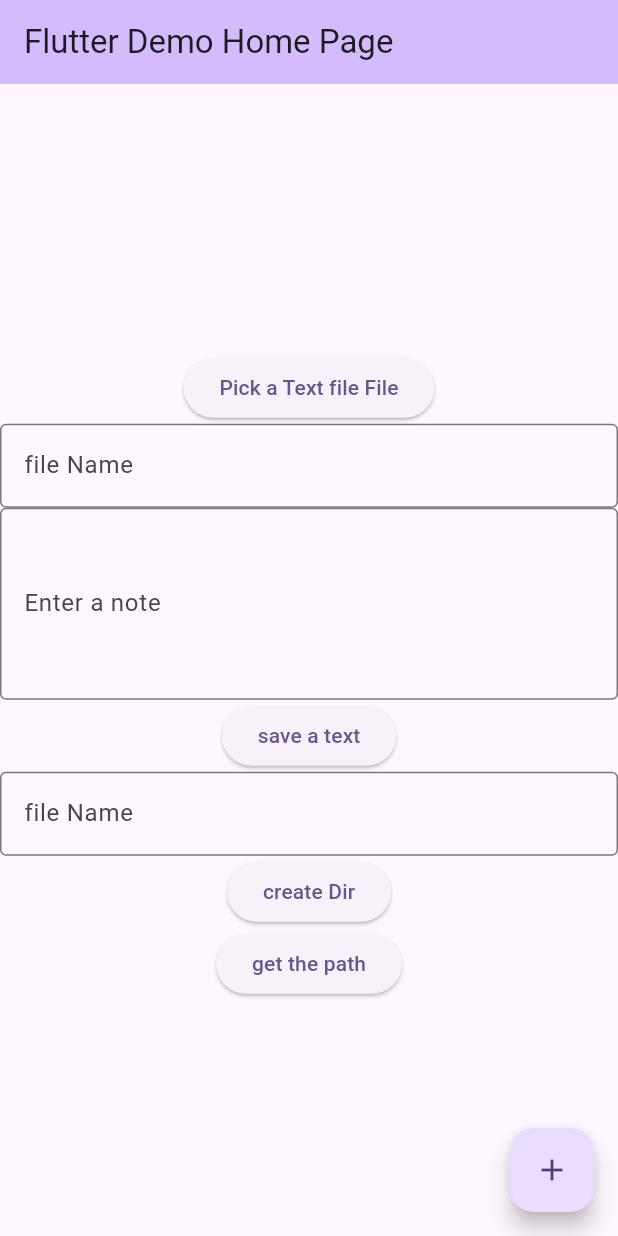
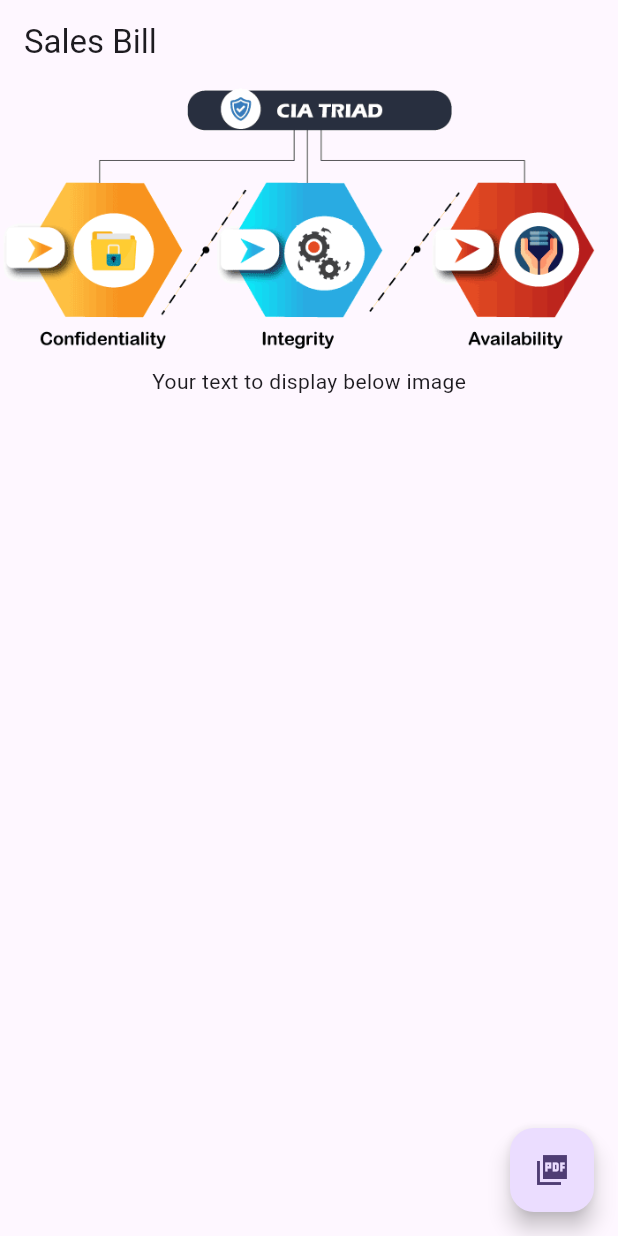
Before and after one commit to malkthere/WorkingWithPDF, a Flutter app: the screen it shows after launch, on a phone screen of 412 x 824 dp. Run offline on Flutter 3.47's test engine with Material 3 defaults, Android fonts, the phone set to English and light mode, and no system bars; our stand-ins replace file_picker, pdf, permission_handler, printing.

Commit message:
creating pdf file

```diff
--- a/lib/main.dart
+++ b/lib/main.dart
@@ -1,6 +1,7 @@
 import 'dart:io';
 
-import 'package:filemanagment/textfiles.dart';
+import 'package:filemanagment/PdfPreviewPage.dart';
+import 'package:filemanagment/pdfiles.dart';
 import 'package:flutter/material.dart';
 import 'package:file_picker/file_picker.dart';
 import 'package:flutter/foundation.dart';
@@ -45,122 +46,27 @@ class _MyHomePageState extends State<MyHomePage> {
   int _counter = 0;
   Textfiles fileobj = Textfiles();
 
-late String initialfilecontaint="";
-    late Future<String> filecontaint;
 
-    TextEditingController newnote=TextEditingController();
-    TextEditingController filename=TextEditingController();
-    TextEditingController dirName=TextEditingController();
-
+  String text = "Your text to display below image";
 
   @override
   Widget build(BuildContext context) {
-      File? file;
-      FilePickerResult? result;
-
     return Scaffold(
-        appBar: AppBar(
-
-          backgroundColor: Theme.of(context).colorScheme.inversePrimary,
-
-          title: Text(widget.title),
-        ),
-        body: Center(
-          child: Column(mainAxisAlignment: MainAxisAlignment.center, children: [
-            Text(x),
-            ElevatedButton(
-              onPressed: () async {
-                  // x=filecontaint as String;
-
-                try {
-                  result = await FilePicker.platform.pickFiles();
-                  if (result != null) {
-                  if (!kIsWeb) {
-                    file = File(result!.files.single.path!);
-                    filecontaint = (await fileobj.readTextFile2(file)) as Future<String>;
-                     //initialfilecontaint=filecontaint;
-                   // x='${filecontaint}'.toString();
-
-
-                    }
-
-                  } else {
-                    print("user cancled the picker");
-                    // User canceled the picker
-                  }
-
-                } catch (_) {}
-                super.setState(()  {
-
-                });
-                },
-              child: const Text('Pick a Text file File'),
-            ),
-
-            TextField(
-              controller: filename,
-              decoration: InputDecoration(
-                border: OutlineInputBorder(),
-                labelText: 'file Name',
-                hintText: 'Enter the a file to name to save the note to ',
-              ),
-            ),
-            TextField(
-              controller: newnote,
-              maxLines: 4,
-              decoration: InputDecoration(
-                border: OutlineInputBorder(),
-                labelText: 'Enter a note',
-                hintText: 'Enter your Note overe here',
-              ),
-            ),
-            ElevatedButton(
-              onPressed: () async {
-
-                fileobj.saveTextFile(filename.text, newnote.text);
-                setState(() {
-                  x=newnote.text;
-                  newnote.text="";
-                  filename.text="";
-
-
-                });
-              },
-              child: const Text('save a text'),
-            ),
-            TextField(
-              controller: dirName,
-              decoration: InputDecoration(
-                border: OutlineInputBorder(),
-                labelText: 'file Name',
-                hintText: 'Enter the a file to name to save the note to ',
-              ),
-            ),
-            ElevatedButton(
-              onPressed: () async {
-                fileobj.creatDir(dirName.text);
-              },
-              child: const Text('create Dir'),
-            ),
-            ElevatedButton(
-              onPressed: () async {
-                fileobj.getthepath();
-              },
-              child: const Text('get the path'),
-            ),
-
-
-          ]),
+      appBar: AppBar(title: const Text("Sales Bill"),),
+      body: Column(
+        children: [
+          Image.asset("assets/phone.png"),
+          Text(text),
+        ],
       ),
       floatingActionButton: FloatingActionButton(
         onPressed: (){
-            setState(() {
-              filecontaint=fileobj.readTextFile();
-            });
+          Navigator.of(context).push(MaterialPageRoute(builder: (context){
+            return  PdfPreviewPage(text);
+          }));
         },
-          tooltip: 'Increment',
-          child: const Icon(Icons.add),
-        ), // This trailing comma makes auto-formatting nicer for build methods.
+        child: const Icon(Icons.picture_as_pdf_sharp),
+      ),
     );
   }
   }
--- a/pubspec.yaml
+++ b/pubspec.yaml
@@ -38,6 +38,8 @@ dependencies:
   path_provider:
   file_picker:
   permission_handler:
+  pdf:
+  printing:
 
 dev_dependencies:
   flutter_test:
@@ -62,8 +64,8 @@ flutter:
   uses-material-design: true
 
   # To add assets to your application, add an assets section, like this:
-  # assets:
-  #   - images/a_dot_burr.jpeg
+  assets:
+    - assets/
   #   - images/a_dot_ham.jpeg
 
   # An image asset can refer to one or more resolution-specific "variants", see
```
Also changed, not shown: lib/PdfPreviewPage.dart (added, +56 -0 lines), lib/pdfiles.dart (renamed from lib/textfiles.dart, +1 -12 lines), assets/phone.png (added), pubspec.lock. Lines whose indentation alone changed are shown as unchanged.
